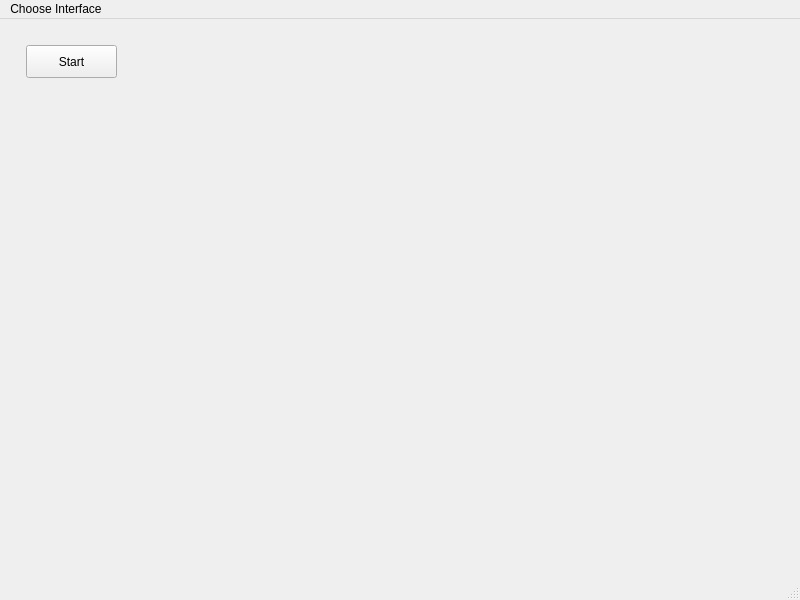
This is framehound.ui in vedangnaik/framehound as Qt 5 draws it before an edit. The edited form follows.
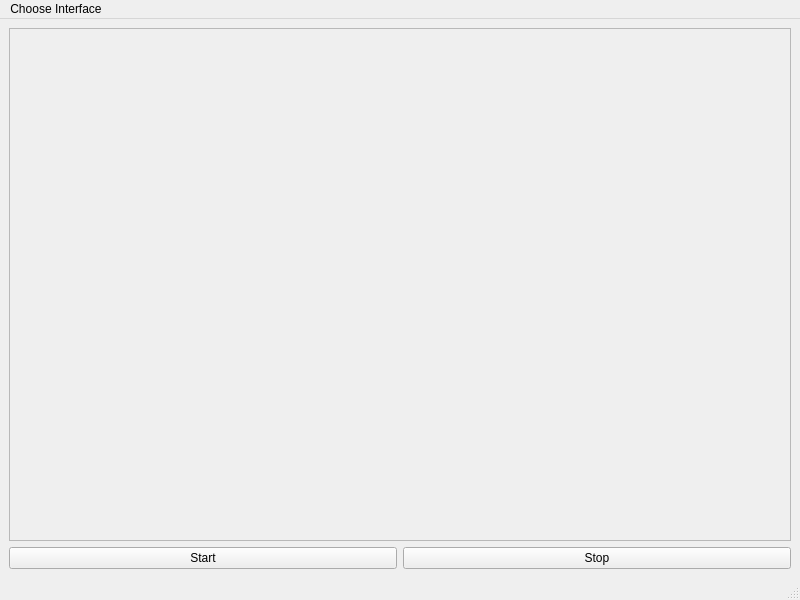
This is the edited form.

Diff of the .ui file:
```diff
--- a/framehound.ui
+++ b/framehound.ui
@@ -14,19 +14,52 @@
    <string>FrameHound</string>
   </property>
   <widget class="QWidget" name="centralwidget">
-   <widget class="QPushButton" name="startSniffing">
+   <layout class="QHBoxLayout" name="horizontalLayout_2">
+    <item>
+     <layout class="QVBoxLayout" name="verticalLayout">
+      <item>
+       <widget class="QScrollArea" name="scrollArea">
+        <property name="widgetResizable">
+         <bool>true</bool>
+        </property>
+        <widget class="QWidget" name="widget">
     <property name="geometry">
      <rect>
-      <x>26</x>
-      <y>26</y>
-      <width>91</width>
-      <height>33</height>
-     </rect>
-    </property>
+           <x>0</x>
+           <y>0</y>
+           <width>782</width>
+           <height>490</height>
+          </rect>
+         </property>
+         <layout class="QVBoxLayout" name="verticalLayout_3">
+          <item>
+           <layout class="QVBoxLayout" name="packetDisplay"/>
+          </item>
+         </layout>
+        </widget>
+       </widget>
+      </item>
+      <item>
+       <layout class="QHBoxLayout" name="horizontalLayout">
+        <item>
+         <widget class="QPushButton" name="startSniffing">
     <property name="text">
      <string>Start</string>
     </property>
    </widget>
+        </item>
+        <item>
+         <widget class="QPushButton" name="stopSniffing">
+          <property name="text">
+           <string>Stop</string>
+          </property>
+         </widget>
+        </item>
+       </layout>
+      </item>
+     </layout>
+    </item>
+   </layout>
   </widget>
   <widget class="QMenuBar" name="menubar">
    <property name="geometry">
```
Lines whose indentation alone changed are shown as unchanged.
